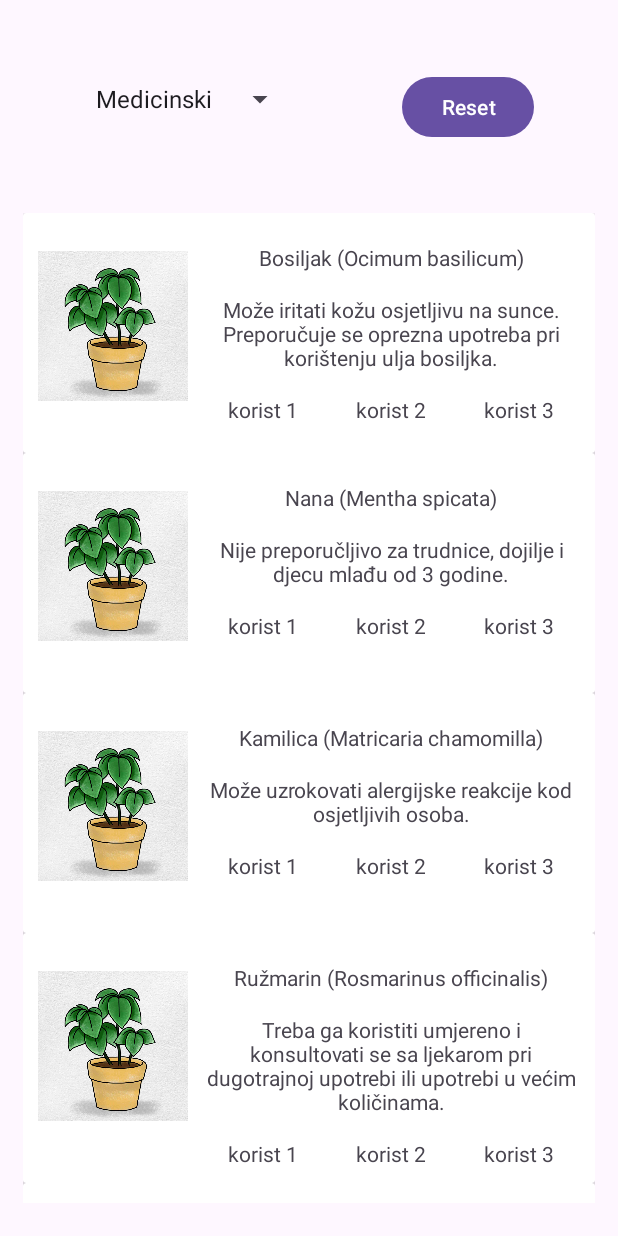
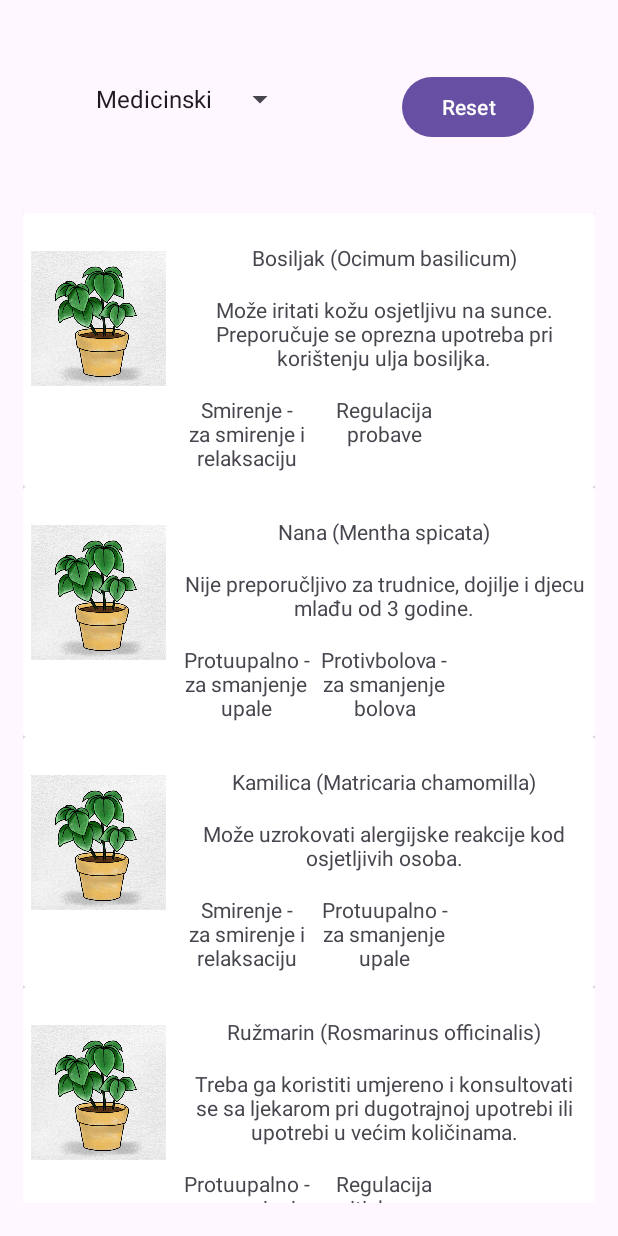
Before and after one commit to ekurtovic4/PlantsApp, an Android app: the screen it shows after launch (MainActivity), on a phone screen of 412 x 824 dp. Run offline under Robolectric (Android 15) with nearby library versions, the phone set to English and light mode, and no system bars.

Commit message:
uradjen dio funkcionalnosti

```diff
--- a/projekat/app/src/main/java/ba/unsa/etf/rma/projekat/adapters/MedicalPlantListAdapter.kt
+++ b/projekat/app/src/main/java/ba/unsa/etf/rma/projekat/adapters/MedicalPlantListAdapter.kt
@@ -23,16 +23,12 @@ class MedicalPlantListAdapter(
     override fun onBindViewHolder(holder: MedicalPlantViewHolder, position: Int) {
         holder.naziv.text = biljke[position].naziv
         holder.upozorenje.text = biljke[position].medicinskoUpozorenje
-        holder.korist1.text = "korist 1"
-        holder.korist2.text = "korist 2"
-        holder.korist3.text = "korist 3"
-
-        //holder.korist1.text = biljke[position].medicinskeKoristi[0].toString()
-        //holder.korist2.text = biljke[position].medicinskeKoristi[1].toString()
-        //holder.korist3.text = biljke[position].medicinskeKoristi[2].toString()
+        holder.korist1.text = if(biljke[position].medicinskeKoristi.size > 0) biljke[position].medicinskeKoristi[0].opis else ""
+        holder.korist2.text = if(biljke[position].medicinskeKoristi.size > 1) biljke[position].medicinskeKoristi[1].opis else ""
+        holder.korist3.text = if(biljke[position].medicinskeKoristi.size > 2) biljke[position].medicinskeKoristi[2].opis else ""
 
         val context: Context = holder.slika.context
-        var id: Int = context.resources.getIdentifier("picture1", "drawable", context.packageName)
+        val id: Int = context.resources.getIdentifier("picture1", "drawable", context.packageName)
         holder.slika.setImageResource(id)
     }
     fun updatePlants(biljke: List<Biljka>){
--- a/projekat/app/src/main/res/layout/medical_item.xml
+++ b/projekat/app/src/main/res/layout/medical_item.xml
@@ -12,9 +12,11 @@
 
         <ImageView
             android:id="@+id/slikaItem"
-            android:layout_width="100dp"
-            android:layout_height="130dp"
-            android:layout_margin="10dp"
+            android:layout_width="90dp"
+            android:layout_height="100dp"
+            android:layout_marginTop="20dp"
+            android:layout_marginStart="5dp"
+            android:layout_marginEnd="10dp"
             tools:srcCompat="@tools:sample/avatars[3]" />
 
         <LinearLayout
@@ -28,7 +30,7 @@
                 android:id="@+id/nazivItem"
                 android:layout_width="match_parent"
                 android:layout_height="wrap_content"
-                android:layout_marginEnd="10dp"
+                android:layout_marginEnd="5dp"
                 android:text="naziv biljke"
                 android:textAlignment="center" />
 
@@ -37,7 +39,7 @@
                 android:layout_width="match_parent"
                 android:layout_height="wrap_content"
                 android:layout_marginTop="15dp"
-                android:layout_marginEnd="10dp"
+                android:layout_marginEnd="5dp"
                 android:text="tekst upozorenja"
                 android:textAlignment="center" />
 
@@ -49,7 +51,7 @@
 
                 <TextView
                     android:id="@+id/korist1Item"
-                    android:layout_width="wrap_content"
+                    android:layout_width="0dp"
                     android:layout_height="wrap_content"
                     android:layout_marginEnd="5dp"
                     android:layout_weight="1"
@@ -58,7 +60,7 @@
 
                 <TextView
                     android:id="@+id/korist2Item"
-                    android:layout_width="wrap_content"
+                    android:layout_width="0dp"
                     android:layout_height="wrap_content"
                     android:layout_marginEnd="5dp"
                     android:layout_weight="1"
@@ -67,9 +69,9 @@
 
                 <TextView
                     android:id="@+id/korist3Item"
-                    android:layout_width="wrap_content"
+                    android:layout_width="0dp"
                     android:layout_height="wrap_content"
-                    android:layout_marginEnd="10dp"
+                    android:layout_marginEnd="5dp"
                     android:layout_weight="1"
                     android:text="korist 3"
                     android:textAlignment="center" />
```
Also changed, not shown: projekat/app/src/main/java/ba/unsa/etf/rma/projekat/adapters/BotanicalPlantListAdapter.kt (+3 -4 lines), projekat/app/src/main/java/ba/unsa/etf/rma/projekat/adapters/CulinaryPlantListAdapter.kt (+5 -9 lines), projekat/app/src/main/res/layout/botanical_item.xml (+15 -10 lines), projekat/app/src/main/res/layout/culinary_item.xml (+8 -6 lines).
